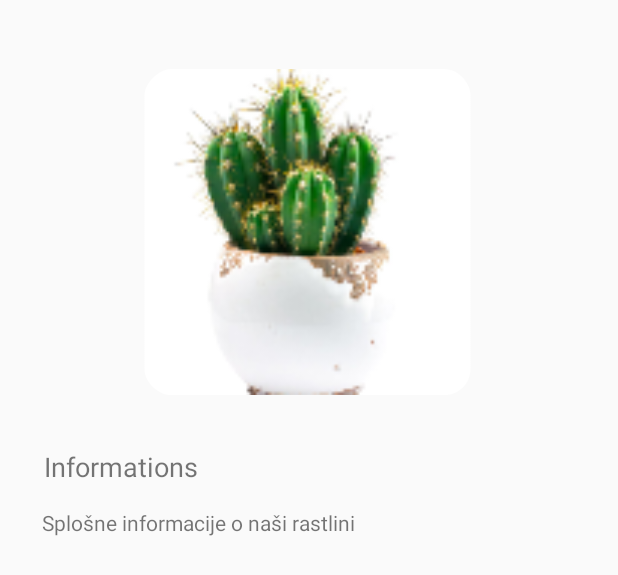
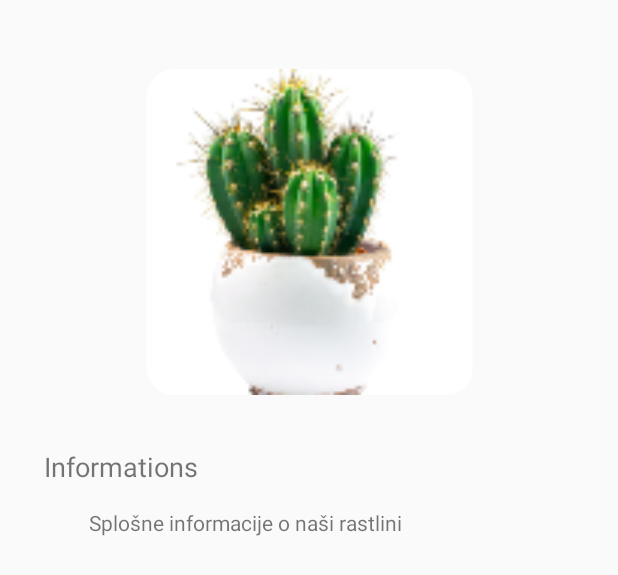
Before and after one commit to TomazMazej/plant_care, an Android app: the layout fragment_plant.xml on its own in the app's theme, with its tools: preview values and no code run, on a phone screen of 412 x 824 dp. Shown: the top 575 px of the screen. Run offline under Robolectric (Android 15) with nearby library versions, the phone set to English and light mode, and no system bars.

```diff
--- a/app/src/main/res/layout/fragment_plant.xml
+++ b/app/src/main/res/layout/fragment_plant.xml
@@ -10,9 +10,8 @@
         android:id="@+id/imageView"
         android:layout_width="222dp"
         android:layout_height="217dp"
-        android:layout_marginStart="94dp"
-        android:layout_marginLeft="94dp"
         android:layout_marginTop="46dp"
+        app:layout_constraintEnd_toEndOf="parent"
         app:layout_constraintStart_toStartOf="parent"
         app:layout_constraintTop_toTopOf="parent"
         app:srcCompat="@mipmap/cactus" />
@@ -31,12 +30,11 @@
 
     <TextView
         android:id="@+id/textView5"
-        android:layout_width="359dp"
-        android:layout_height="221dp"
-        android:layout_marginStart="28dp"
-        android:layout_marginLeft="28dp"
+        android:layout_width="293dp"
+        android:layout_height="211dp"
         android:layout_marginTop="15dp"
         android:text="Splošne informacije o naši rastlini "
+        app:layout_constraintEnd_toEndOf="parent"
         app:layout_constraintStart_toStartOf="parent"
         app:layout_constraintTop_toBottomOf="@+id/textView4" />
 
```
